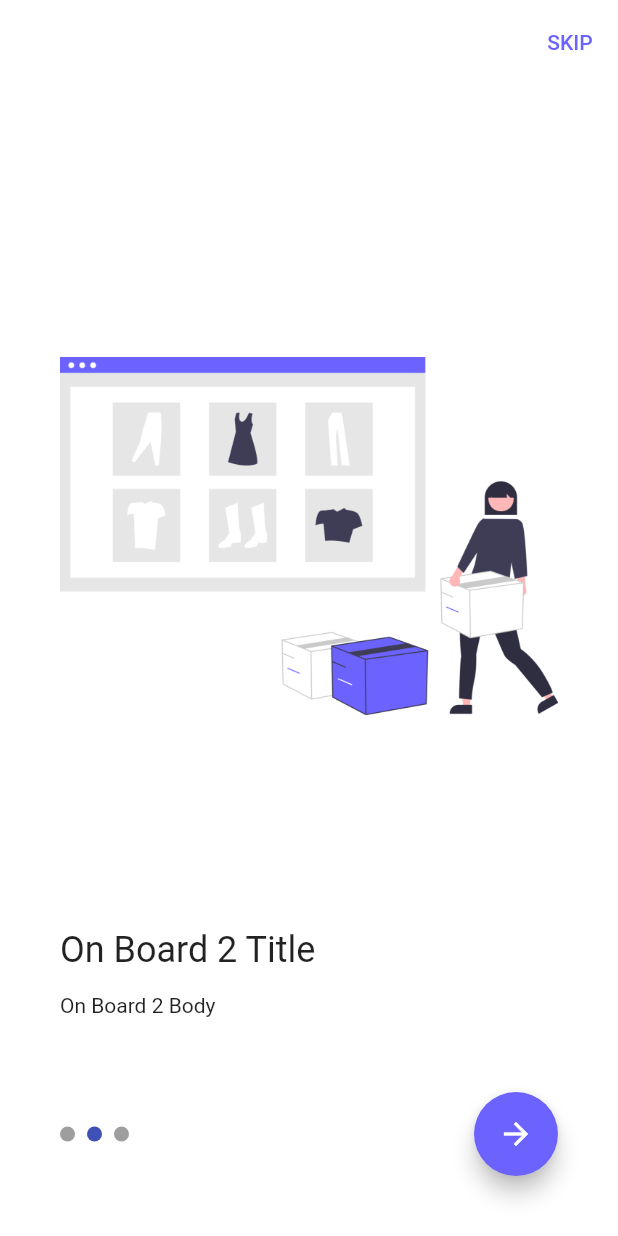
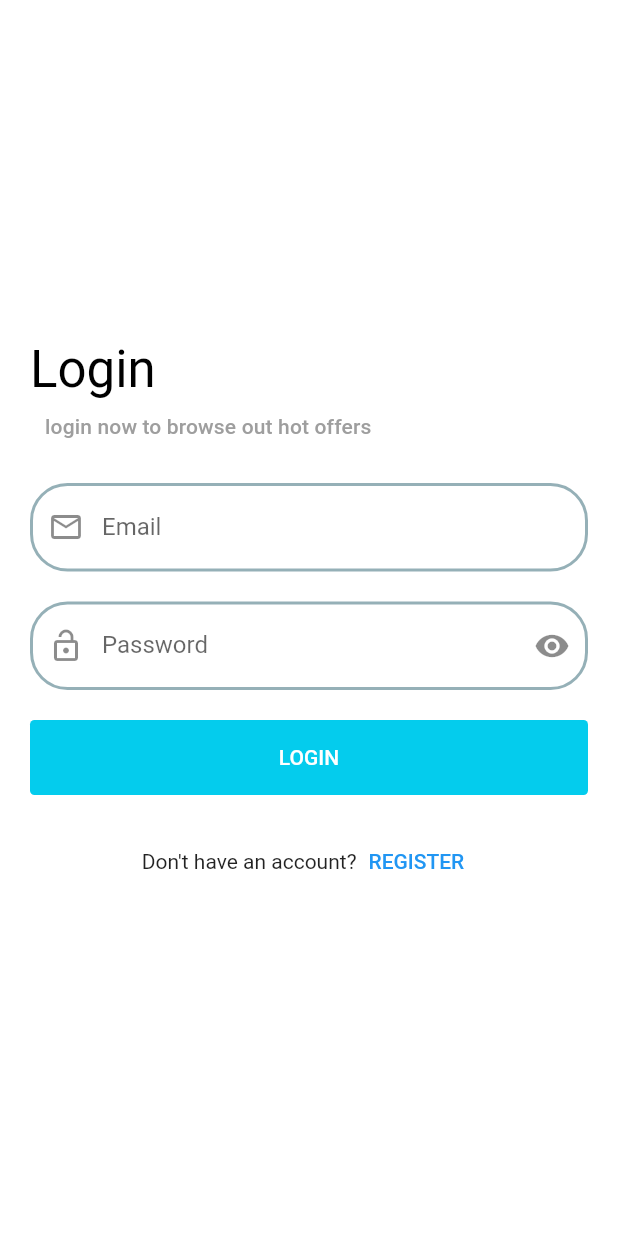
Before and after one commit to mohamadw/Flutter, a Flutter app: the screen it shows after launch, after a tap on the "arrow forward" icon, after a tap on "SKIP", on a phone screen of 412 x 824 dp. Run offline on Flutter 3.47's test engine with Material 2 defaults, Android fonts, the phone set to English and light mode, and no system bars; drawn by our look-alikes of smooth_page_indicator; our stand-ins replace flutter_bloc, hexcolor.

Commit message:
add the frontend login screen

```diff
--- /dev/null
+++ b/lib/modules/screens/login_screen/login_screen.dart
@@ -0,0 +1,64 @@
+import 'package:flutter/material.dart';
+import 'package:shop_app/shared/components/components.dart';
+import 'package:shop_app/shared/styles/colors/colors.dart';
+
+class LoginScreen extends StatelessWidget {
+
+  @override
+  Widget build(BuildContext context) {
+    var email_controller = TextEditingController();
+    var password_controller = TextEditingController();
+
+    var form_key = GlobalKey<FormState>();
+
+    return Scaffold(
+      body: Padding(
+        padding: const EdgeInsets.all(20.0),
+        child: Column(
+          crossAxisAlignment: CrossAxisAlignment.start,
+          mainAxisAlignment: MainAxisAlignment.center,
+          children: [
+            Text('Login',
+              style:Theme.of(context).textTheme.headline4!.copyWith(color: Colors.black) ,),
+            Padding(
+              padding: const EdgeInsets.all(10.0),
+              child: Text('login now to browse out hot offers',
+                style:Theme.of(context).textTheme.subtitle2!.copyWith(color: Colors.grey) ,),
+            ),
+
+            Padding(
+              padding: const EdgeInsets.symmetric(vertical: 20.0),
+              child: DefaultTextForm(
+                  controller: email_controller,
+                  labelText: 'Email',
+                  keyboardType:TextInputType.emailAddress,
+                  prefixIcon: Icons.email_outlined,
+                  validate: (value){},
+                  ),
+            ),
+
+            DefaultTextForm(
+                controller: password_controller,
+                labelText: 'Password',
+                prefixIcon: Icons.lock_open_outlined,
+                suffixIcon: Icons.remove_red_eye,
+                validate: (value){}),
+            Padding(
+              padding: const EdgeInsets.symmetric(vertical: 20.0),
+              child: defaultButton(
+                  function: () {  },
+                  text: 'Login', background: primary_color),
+            ),
+            Row(
+              mainAxisAlignment: MainAxisAlignment.center,
+              children: [
+                Text('Don\'t have an account?'),
+                TextButton(onPressed: (){}, child: Text('REGISTER'))
+              ],
+            )
+          ],
+        ),
+      ),
+    );
+  }
+}
--- a/lib/modules/screens/on_boarding_screen/on_boarding_screen.dart
+++ b/lib/modules/screens/on_boarding_screen/on_boarding_screen.dart
@@ -1,6 +1,9 @@
 import 'package:flutter/material.dart';
 import 'package:shop_app/models/boarding_model/boarding_model.dart';
+import 'package:shop_app/modules/screens/login_screen/login_screen.dart';
 import 'package:shop_app/modules/screens/on_boarding_screen/components/on_boarding_components.dart';
+import 'package:shop_app/shared/components/components.dart';
+import 'package:shop_app/shared/styles/colors/colors.dart';
 import 'package:shop_app/shared/styles/themes.dart';
 import 'package:smooth_page_indicator/smooth_page_indicator.dart';
 
@@ -41,7 +44,7 @@ class _onBoardingScreenState extends State<onBoardingScreen> {
         elevation: 0,
         actions: [
           TextButton(
-              onPressed: () {},
+              onPressed: () { navigateAndFinish(context, LoginScreen());},
               child: Text(
                 'SKIP',
                 style: TextStyle(color: primary_color),
@@ -90,7 +93,7 @@ class _onBoardingScreenState extends State<onBoardingScreen> {
                 FloatingActionButton(
                   onPressed: () {
                     if (is_last_page_onboarding) {
-                      print('yes last');
+                      navigateAndFinish(context, LoginScreen());
                     } else {
                       on_boarding_controller.nextPage(
                         duration: Duration(
--- a/lib/shared/components/components.dart
+++ b/lib/shared/components/components.dart
@@ -1,4 +1,6 @@
  import 'package:flutter/material.dart';
+import 'package:hexcolor/hexcolor.dart';
+import 'package:shop_app/shared/styles/colors/colors.dart';
 //
 // MyBottomNavigationBar(context) {
 //   var cubit = CubitNewsLayout.get(context);
@@ -95,6 +97,34 @@
 //
 //
 //
+
+ Widget defaultButton({
+   double width = double.infinity,
+   required Color background ,
+   bool isUpperCase = true,
+   double radius = 3.0,
+   required Function() function,
+   required String text,
+ }) =>
+     Container(
+       width: width,
+       height: 50.0,
+       child: MaterialButton(
+         onPressed: function,
+         child: Text(
+           isUpperCase ? text.toUpperCase() : text,
+           style: TextStyle(
+             color: Colors.white,
+           ),
+         ),
+       ),
+       decoration: BoxDecoration(
+         borderRadius: BorderRadius.circular(
+           radius,
+         ),
+         color: background,
+       ),
+     );
 void navigateTo(context, widget) => Navigator.push(
   context,
   MaterialPageRoute(
@@ -119,32 +149,47 @@ void navigateTo(context, widget) => Navigator.push(
      );
 //
 //
-// Widget DefaultTextForm({
-//   required TextEditingController controller,
-//   required String labelText,
-//   required IconData prefixIcon,
-//   required String? Function(String?)? validate,
-//   IconData? suffixIcon,
-//   bool obscureText = false,
-//   TextInputType keyboardType = TextInputType.text,
-//   bool enabled = true,
-//   Function()?  functionOnTap ,
-//   Function(String)? functionOnSubmit,
-//   Function(String)? functionOnchange,
-// }) =>
-//     TextFormField(
-//       controller: controller,
-//       onChanged: functionOnchange,
-//       onFieldSubmitted: functionOnSubmit,
-//       onTap: functionOnTap,
-//       validator: validate,
-//       obscureText: obscureText,
-//       keyboardType: keyboardType,
-//       decoration: InputDecoration(
-//         labelText: labelText,
-//         prefixIcon: Icon(prefixIcon),
-//         suffixIcon: Icon(suffixIcon),
-//         border: OutlineInputBorder(),
-//         enabled: enabled,
-//       ),
-//     );
+Widget DefaultTextForm({
+  required TextEditingController controller,
+  required String labelText,
+  required String? Function(String?)? validate,
+  IconData? prefixIcon,
+  IconData? suffixIcon,
+  bool obscureText = false,
+  TextInputType keyboardType = TextInputType.text,
+  bool enabled = true,
+  Function()?  functionOnTap ,
+  Function(String)? functionOnSubmit,
+  Function(String)? functionOnchange,
+}) =>
+    TextFormField(
+      controller: controller,
+      onChanged: functionOnchange,
+      onFieldSubmitted: functionOnSubmit,
+      onTap: functionOnTap,
+      validator: validate,
+      obscureText: obscureText,
+      keyboardType: keyboardType,
+
+      decoration: InputDecoration(
+        labelText: labelText,
+        prefixIcon: Icon(prefixIcon),
+        suffixIcon: Icon(suffixIcon),
+        border: OutlineInputBorder(),
+        enabledBorder: OutlineInputBorder(
+          borderRadius: BorderRadius.circular(25.0),
+          borderSide: BorderSide(
+            color: secondry_color,
+            width: 2.0,
+          ),
+        ),
+
+        focusedBorder: OutlineInputBorder(
+          borderRadius: BorderRadius.circular(25.0),
+          borderSide: BorderSide(
+            color: primary_color,
+          ),
+        ),
+        enabled: enabled,
+      ),
+    );
--- /dev/null
+++ b/lib/shared/styles/colors/colors.dart
@@ -0,0 +1,9 @@
+
+import 'package:flutter/cupertino.dart';
+import 'package:hexcolor/hexcolor.dart';
+
+Color  primary_color = HexColor('#04CCED');
+Color secondry_color = HexColor('#95B0B7');
+Color color1 = HexColor('#324A51');
+Color color2 = HexColor('#D4ABF2');
+Color color3 = HexColor('#9C76BA');
--- a/lib/shared/styles/themes.dart
+++ b/lib/shared/styles/themes.dart
@@ -1,8 +1,8 @@
 import 'package:flutter/material.dart';
 import 'package:flutter/services.dart';
 import 'package:hexcolor/hexcolor.dart';
+import 'package:shop_app/shared/styles/colors/colors.dart';
 
-var primary_color = HexColor('#6C63FF');
 ThemeData lightMode() => ThemeData(
       appBarTheme: AppBarTheme(
         color:HexColor('#6C63FF'),
@@ -30,7 +30,7 @@ ThemeData lightMode() => ThemeData(
       scaffoldBackgroundColor: Colors.white,
   floatingActionButtonTheme: FloatingActionButtonThemeData(
     backgroundColor: primary_color,
-  )
+  ),
     );
 
 ThemeData damoMode() => ThemeData(
```
